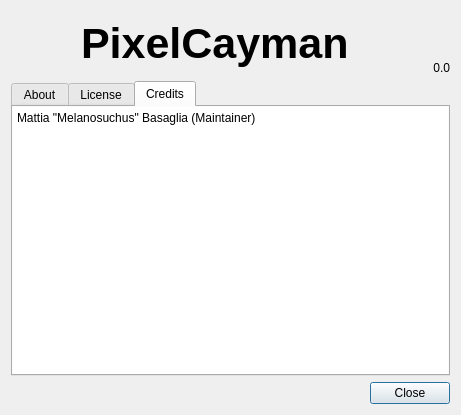
Above: src/ui/dialog_about.ui from mbasaglia/PixelCayman before the change. Below: the same form after it.
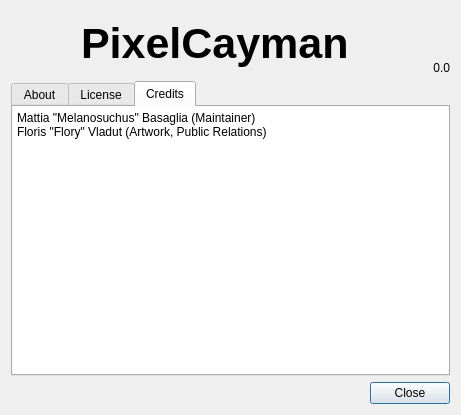
That is the form after the change. The open tabs and pages were chosen to show the change.

Commit message: Credit Mr. Pig

What changed in the file:
```diff
--- a/src/ui/dialog_about.ui
+++ b/src/ui/dialog_about.ui
@@ -165,7 +165,8 @@
           <bool>true</bool>
          </property>
          <property name="plainText">
-          <string>Mattia &quot;Melanosuchus&quot; Basaglia (Maintainer)</string>
+          <string>Mattia &quot;Melanosuchus&quot; Basaglia (Maintainer)
+Floris &quot;Flory&quot; Vladut (Artwork, Public Relations)</string>
          </property>
          <property name="textInteractionFlags">
           <set>Qt::TextSelectableByKeyboard|Qt::TextSelectableByMouse</set>
```
